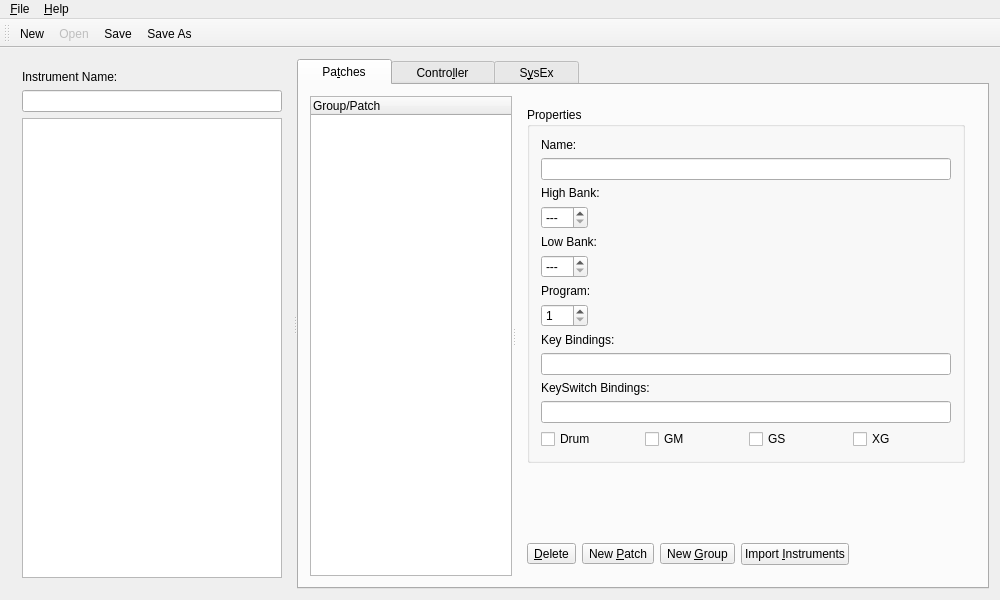
First picture: the form in oom/instruments/editinstrumentbase.ui, repository ccherrett/oom, before the edit.
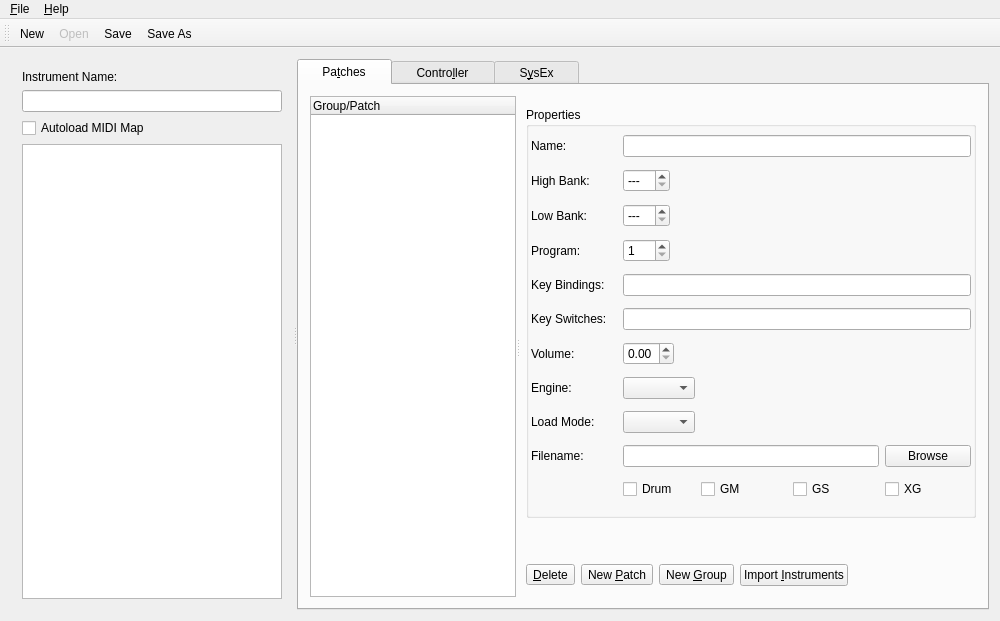
Second picture: the form after the edit.

Commit message: Updated instrument editor to support new fields for Patches, starting to break the loadInstrument function into smaller functions

What changed in the file:
```diff
--- a/oom/instruments/editinstrumentbase.ui
+++ b/oom/instruments/editinstrumentbase.ui
@@ -7,7 +7,7 @@
     <x>0</x>
     <y>0</y>
     <width>1000</width>
-    <height>600</height>
+    <height>621</height>
    </rect>
   </property>
   <property name="minimumSize">
@@ -20,8 +20,8 @@
    <string>OOMidi: Instrument Editor</string>
   </property>
   <widget class="QWidget" name="widget">
-   <layout class="QVBoxLayout">
-    <item>
+   <layout class="QGridLayout" name="gridLayout">
+    <item row="0" column="0">
      <widget class="QSplitter" name="splitter4">
       <property name="minimumSize">
        <size>
@@ -54,6 +54,13 @@
           </property>
          </widget>
         </item>
+        <item>
+         <widget class="QCheckBox" name="chkAutoload">
+          <property name="text">
+           <string>Autoload MIDI Map</string>
+          </property>
+         </widget>
+        </item>
         <item>
          <widget class="QListWidget" name="instrumentList">
           <property name="minimumSize">
@@ -84,6 +91,9 @@
          <string>    Pa&amp;tches    </string>
         </attribute>
         <layout class="QVBoxLayout">
+         <property name="rightMargin">
+          <number>0</number>
+         </property>
          <item>
           <widget class="QSplitter" name="splitter5">
            <property name="orientation">
@@ -118,14 +128,20 @@
             </column>
            </widget>
            <widget class="QWidget" name="layout27">
-            <layout class="QVBoxLayout">
+            <layout class="QVBoxLayout" stretch="1,0,0">
+             <property name="leftMargin">
+              <number>6</number>
+             </property>
              <item>
               <widget class="QGroupBox" name="groupBox2">
                <property name="title">
                 <string>Properties</string>
                </property>
-               <layout class="QVBoxLayout">
-                <item>
+               <layout class="QGridLayout" name="gridLayout_2">
+                <property name="margin">
+                 <number>2</number>
+                </property>
+                <item row="0" column="0">
                  <widget class="QLabel" name="textLabelPatchName">
                   <property name="text">
                    <string>Name:</string>
@@ -135,7 +151,7 @@
                   </property>
                  </widget>
                 </item>
-                <item>
+                <item row="0" column="1" colspan="4">
                  <widget class="QLineEdit" name="patchNameEdit">
                   <property name="toolTip">
                    <string>Group or patch name</string>
@@ -145,7 +161,7 @@
                   </property>
                  </widget>
                 </item>
-                <item>
+                <item row="1" column="0">
                  <widget class="QLabel" name="textLabel2_2">
                   <property name="text">
                    <string>High Bank:</string>
@@ -155,10 +171,14 @@
                   </property>
                  </widget>
                 </item>
-                <item>
-                 <layout class="QHBoxLayout">
-                  <item>
+                <item row="1" column="1">
                    <widget class="QSpinBox" name="spinBoxHBank">
+                  <property name="sizePolicy">
+                   <sizepolicy hsizetype="Fixed" vsizetype="Fixed">
+                    <horstretch>0</horstretch>
+                    <verstretch>0</verstretch>
+                   </sizepolicy>
+                  </property>
                     <property name="toolTip">
                      <string>Patch high bank number</string>
                     </property>
@@ -179,25 +199,7 @@
                     </property>
                    </widget>
                   </item>
-                  <item>
-                   <spacer name="spacer8">
-                    <property name="orientation">
-                     <enum>Qt::Horizontal</enum>
-                    </property>
-                    <property name="sizeType">
-                     <enum>QSizePolicy::Expanding</enum>
-                    </property>
-                    <property name="sizeHint" stdset="0">
-                     <size>
-                      <width>373</width>
-                      <height>20</height>
-                     </size>
-                    </property>
-                   </spacer>
-                  </item>
-                 </layout>
-                </item>
-                <item>
+                <item row="2" column="0">
                  <widget class="QLabel" name="textLabel3_2">
                   <property name="text">
                    <string>Low Bank:</string>
@@ -207,10 +209,14 @@
                   </property>
                  </widget>
                 </item>
-                <item>
-                 <layout class="QHBoxLayout">
-                  <item>
+                <item row="2" column="1">
                    <widget class="QSpinBox" name="spinBoxLBank">
+                  <property name="sizePolicy">
+                   <sizepolicy hsizetype="Fixed" vsizetype="Fixed">
+                    <horstretch>0</horstretch>
+                    <verstretch>0</verstretch>
+                   </sizepolicy>
+                  </property>
                     <property name="toolTip">
                      <string>Patch low bank number</string>
                     </property>
@@ -231,25 +237,7 @@
                     </property>
                    </widget>
                   </item>
-                  <item>
-                   <spacer name="spacer9">
-                    <property name="orientation">
-                     <enum>Qt::Horizontal</enum>
-                    </property>
-                    <property name="sizeType">
-                     <enum>QSizePolicy::Expanding</enum>
-                    </property>
-                    <property name="sizeHint" stdset="0">
-                     <size>
-                      <width>373</width>
-                      <height>20</height>
-                     </size>
-                    </property>
-                   </spacer>
-                  </item>
-                 </layout>
-                </item>
-                <item>
+                <item row="3" column="0">
                  <widget class="QLabel" name="textLabel4_3">
                   <property name="text">
                    <string>Program:</string>
@@ -259,10 +247,14 @@
                   </property>
                  </widget>
                 </item>
-                <item>
-                 <layout class="QHBoxLayout">
-                  <item>
+                <item row="3" column="1">
                    <widget class="QSpinBox" name="spinBoxProgram">
+                  <property name="sizePolicy">
+                   <sizepolicy hsizetype="Fixed" vsizetype="Fixed">
+                    <horstretch>0</horstretch>
+                    <verstretch>0</verstretch>
+                   </sizepolicy>
+                  </property>
                     <property name="toolTip">
                      <string>Patch program number</string>
                     </property>
@@ -280,32 +272,14 @@
                     </property>
                    </widget>
                   </item>
-                  <item>
-                   <spacer name="spacer10">
-                    <property name="orientation">
-                     <enum>Qt::Horizontal</enum>
-                    </property>
-                    <property name="sizeType">
-                     <enum>QSizePolicy::Expanding</enum>
-                    </property>
-                    <property name="sizeHint" stdset="0">
-                     <size>
-                      <width>373</width>
-                      <height>20</height>
-                     </size>
-                    </property>
-                   </spacer>
-                  </item>
-                 </layout>
-                </item>
-                <item>
+                <item row="4" column="0">
                  <widget class="QLabel" name="label">
                   <property name="text">
                    <string>Key Bindings:</string>
                   </property>
                  </widget>
                 </item>
-                <item>
+                <item row="4" column="1" colspan="4">
                  <widget class="QLineEdit" name="txtKeys">
                   <property name="toolTip">
                    <string>&lt;!DOCTYPE HTML PUBLIC &quot;-//W3C//DTD HTML 4.0//EN&quot; &quot;http://www.w3.org/TR/REC-html40/strict.dtd&quot;&gt;
@@ -317,14 +291,14 @@
                   </property>
                  </widget>
                 </item>
-                <item>
+                <item row="5" column="0">
                  <widget class="QLabel" name="label_2">
                   <property name="text">
-                   <string>KeySwitch Bindings:</string>
+                   <string>Key Switches:</string>
                   </property>
                  </widget>
                 </item>
-                <item>
+                <item row="5" column="1" colspan="4">
                  <widget class="QLineEdit" name="txtKeySwitches">
                   <property name="toolTip">
                    <string>&lt;!DOCTYPE HTML PUBLIC &quot;-//W3C//DTD HTML 4.0//EN&quot; &quot;http://www.w3.org/TR/REC-html40/strict.dtd&quot;&gt;
@@ -336,9 +310,81 @@
                   </property>
                  </widget>
                 </item>
-                <item>
-                 <layout class="QHBoxLayout">
-                  <item>
+                <item row="6" column="0">
+                 <widget class="QLabel" name="label_4">
+                  <property name="text">
+                   <string>Volume:</string>
+                  </property>
+                 </widget>
+                </item>
+                <item row="6" column="1">
+                 <widget class="QDoubleSpinBox" name="txtVolume">
+                  <property name="sizePolicy">
+                   <sizepolicy hsizetype="Fixed" vsizetype="Fixed">
+                    <horstretch>0</horstretch>
+                    <verstretch>0</verstretch>
+                   </sizepolicy>
+                  </property>
+                  <property name="maximum">
+                   <double>1.000000000000000</double>
+                  </property>
+                  <property name="singleStep">
+                   <double>0.100000000000000</double>
+                  </property>
+                 </widget>
+                </item>
+                <item row="7" column="0">
+                 <widget class="QLabel" name="label_3">
+                  <property name="text">
+                   <string>Engine:</string>
+                  </property>
+                 </widget>
+                </item>
+                <item row="7" column="1">
+                 <widget class="QComboBox" name="cmbEngine">
+                  <property name="sizePolicy">
+                   <sizepolicy hsizetype="Fixed" vsizetype="Fixed">
+                    <horstretch>0</horstretch>
+                    <verstretch>0</verstretch>
+                   </sizepolicy>
+                  </property>
+                 </widget>
+                </item>
+                <item row="8" column="0">
+                 <widget class="QLabel" name="label_5">
+                  <property name="text">
+                   <string>Load Mode:</string>
+                  </property>
+                 </widget>
+                </item>
+                <item row="8" column="1">
+                 <widget class="QComboBox" name="cmbLoadMode">
+                  <property name="sizePolicy">
+                   <sizepolicy hsizetype="Fixed" vsizetype="Fixed">
+                    <horstretch>0</horstretch>
+                    <verstretch>0</verstretch>
+                   </sizepolicy>
+                  </property>
+                 </widget>
+                </item>
+                <item row="9" column="0">
+                 <widget class="QLabel" name="label_6">
+                  <property name="text">
+                   <string>Filename:</string>
+                  </property>
+                 </widget>
+                </item>
+                <item row="9" column="1" colspan="3">
+                 <widget class="QLineEdit" name="txtFilename"/>
+                </item>
+                <item row="9" column="4">
+                 <widget class="QPushButton" name="btnBrowse">
+                  <property name="text">
+                   <string>Browse</string>
+                  </property>
+                 </widget>
+                </item>
+                <item row="10" column="1">
                    <widget class="QCheckBox" name="checkBoxDrum">
                     <property name="toolTip">
                      <string>Drum patch</string>
@@ -354,7 +400,7 @@
                     </property>
                    </widget>
                   </item>
-                  <item>
+                <item row="10" column="2">
                    <widget class="QCheckBox" name="checkBoxGM">
                     <property name="toolTip">
                      <string>GM patch</string>
@@ -370,7 +416,7 @@
                     </property>
                    </widget>
                   </item>
-                  <item>
+                <item row="10" column="3">
                    <widget class="QCheckBox" name="checkBoxGS">
                     <property name="toolTip">
                      <string>GS patch</string>
@@ -383,7 +429,7 @@
                     </property>
                    </widget>
                   </item>
-                  <item>
+                <item row="10" column="4">
                    <widget class="QCheckBox" name="checkBoxXG">
                     <property name="toolTip">
                      <string>XG patch</string>
@@ -397,22 +443,17 @@
                    </widget>
                   </item>
                  </layout>
-                </item>
-               </layout>
               </widget>
              </item>
              <item>
-              <spacer name="spacer7">
+              <spacer name="verticalSpacer">
                <property name="orientation">
                 <enum>Qt::Vertical</enum>
                </property>
-               <property name="sizeType">
-                <enum>QSizePolicy::Expanding</enum>
-               </property>
                <property name="sizeHint" stdset="0">
                 <size>
                  <width>20</width>
-                 <height>90</height>
+                 <height>40</height>
                 </size>
                </property>
               </spacer>
@@ -420,7 +461,7 @@
              <item>
               <layout class="QHBoxLayout">
                <property name="sizeConstraint">
-                <enum>QLayout::SetFixedSize</enum>
+                <enum>QLayout::SetDefaultConstraint</enum>
                </property>
                <item>
                 <widget class="QToolButton" name="patchDelete">
```
Left out of the diff: 8 changed lines with no effect on the pictures. Lines whose indentation alone changed are shown as unchanged. The commit also changes 5 other files.
